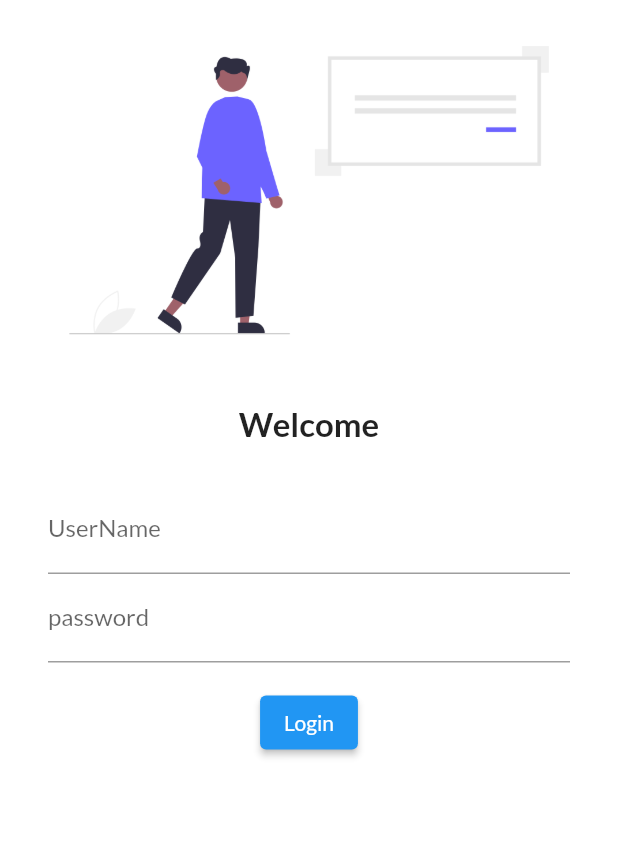
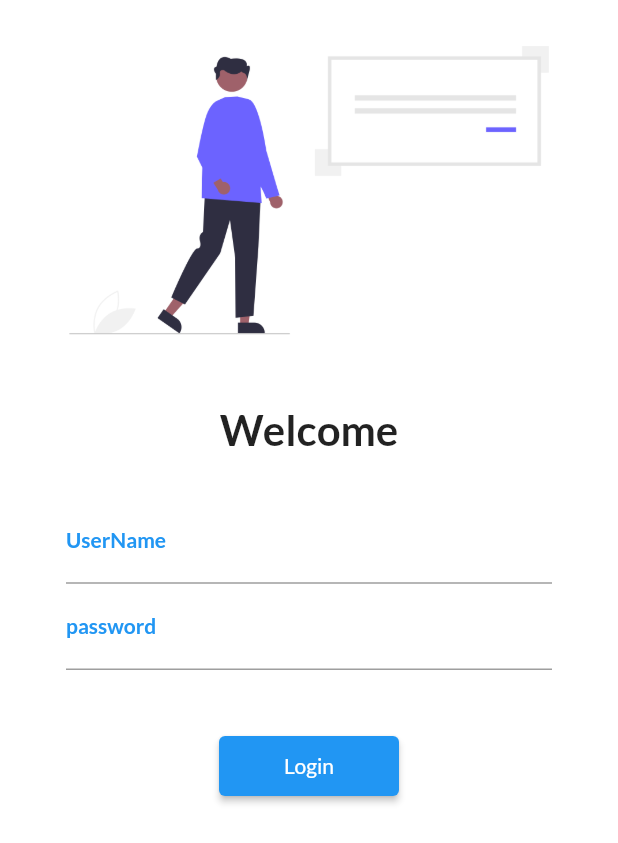
Before and after one commit to hasti-2508/30DaysOfFlutter, a Flutter app: the screen it shows after launch, on a phone screen of 412 x 824 dp. Shown: the top 843 px of the screen. Run offline on Flutter 3.47's test engine with Material 2 defaults, Android fonts, the phone set to English and light mode, and no system bars; our stand-ins replace google_fonts.

Commit message:
Day 5 Completed

```diff
--- a/lib/Pages/Login_Page.dart
+++ b/lib/Pages/Login_Page.dart
@@ -1,6 +1,6 @@
 import "package:flutter/material.dart";
 import 'package:flutter/services.dart';
-
+import 'package:flutter_catalog/utils/Routes.dart';
 
 class LoginPage extends StatelessWidget {
   @override
@@ -8,45 +8,61 @@ class LoginPage extends StatelessWidget {
     // ignore: prefer_const_constructors
     return Material(
         color: Colors.white,
+        child: SingleChildScrollView(
           child: Column(
             children: [
               Image.asset(
                 "assets/images/login_page.png",
                 fit: BoxFit.cover,
               ),
-           SizedBox(height: 16.0,),
-            Text("Welcome",style: TextStyle(fontSize: 22, fontWeight: FontWeight.bold),),
-            SizedBox(height: 16.0,),
+              SizedBox(
+                height: 16.0,
+              ),
+              Text(
+                "Welcome",
+                style: TextStyle(fontSize: 28, fontWeight: FontWeight.bold),
+              ),
+              SizedBox(
+                height: 16.0,
+              ),
               Padding(
-              padding: const EdgeInsets.symmetric(vertical: 12.0 , horizontal: 32.0),
-              child: Column(children: [
+                padding: const EdgeInsets.symmetric(
+                    vertical: 12.0, horizontal: 44.0),
+                child: Column(
+                  children: [
                     TextFormField(
                       decoration: InputDecoration(
                           hintText: "Enter User name",
-                  labelText: "UserName"
-                  ),
+                          labelText: "UserName",
+                          labelStyle: TextStyle(
+                              color: Colors.blue,
+                              fontSize: 14.0,
+                              fontWeight: FontWeight.bold)),
                     ),
                     TextFormField(
                       obscureText: true,
                       decoration: InputDecoration(
                           hintText: "Enter Password",
-                 labelText: "password"
+                          labelText: "password",
+                          labelStyle: TextStyle(
+                              color: Colors.blue,
+                              fontSize: 14.0,
+                              fontWeight: FontWeight.bold)),
                     ),
+                    SizedBox(
+                      height: 40.0,
                     ),
-              SizedBox(height: 16.0,),
                     ElevatedButton(
                         child: Text("Login"),
-                style: TextButton.styleFrom(),
+                        style: TextButton.styleFrom(minimumSize: Size(120, 40)),
                         onPressed: () {
-                  print("login successful!!");
-                  }
-                  ),
-
+                          Navigator.pushNamed(context, myRoutes.homeRoute);
+                        }),
                   ],
                 ),
               )
             ],
-
+          ),
         ));
   }
 }
--- a/lib/main.dart
+++ b/lib/main.dart
@@ -1,6 +1,7 @@
 import 'package:flutter/material.dart';
 import 'package:flutter_catalog/Pages/Login_Page.dart';
 import 'package:flutter_catalog/Pages/home_page.dart';
+import 'package:flutter_catalog/utils/Routes.dart';
 import 'package:google_fonts/google_fonts.dart';
 
 void main() {
@@ -20,8 +21,8 @@ class MyApp extends StatelessWidget {
       initialRoute: "/",
       routes: {
         "/": (context) => LoginPage(),
-        "/Home":(context) => Homepage(),
-        "/login":(context) => LoginPage(),
+        myRoutes.homeRoute:(context) => Homepage(),
+        myRoutes.loginRoute:(context) => LoginPage(),
       },
     );
   }
--- /dev/null
+++ b/lib/utils/Routes.dart
@@ -0,0 +1,4 @@
+class myRoutes {
+  static String loginRoute = "/login";
+  static String homeRoute = "/Home";
+}
```
Lines whose indentation alone changed are shown as unchanged.
